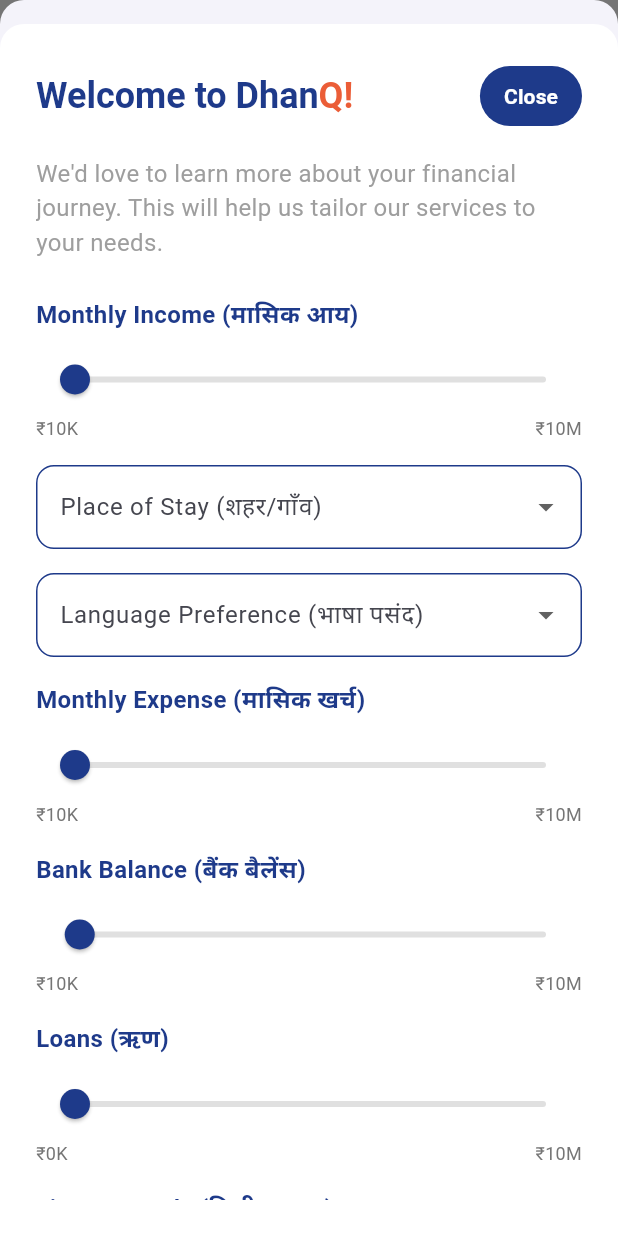
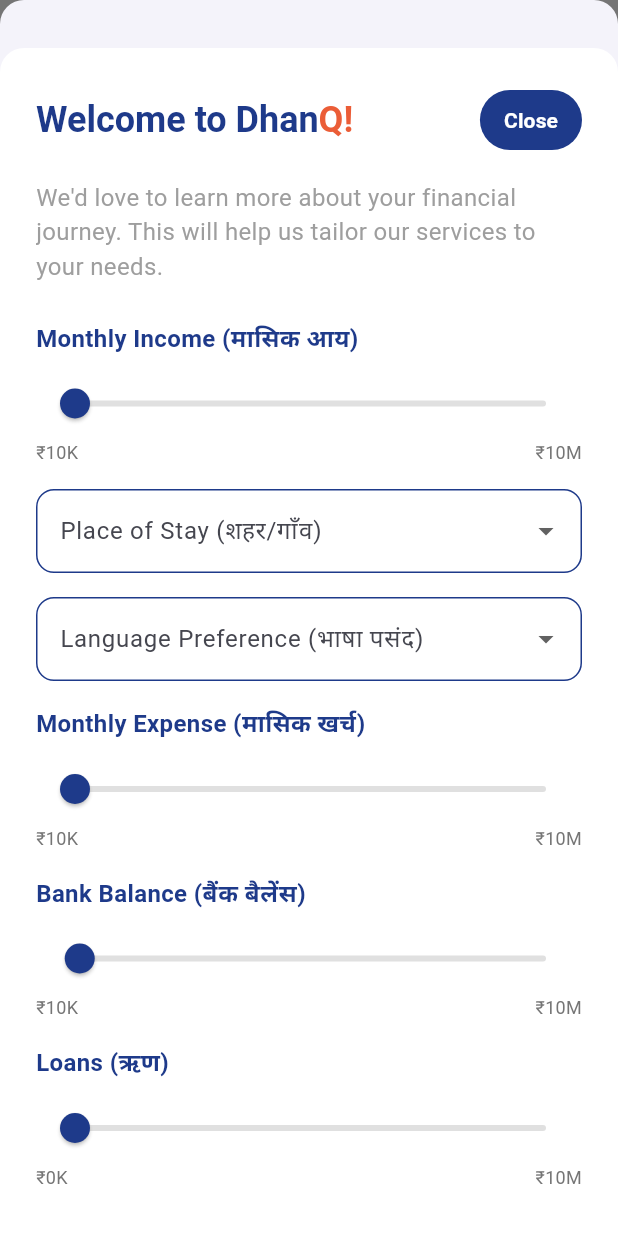
Before and after one commit to lakshmanachimata/dhanq_app, a Flutter app: the HomeScreen screen opened directly, after a tap on "Onboard", on a phone screen of 412 x 824 dp. Run offline on Flutter 3.47's test engine with Material 3 defaults, Android fonts, the phone set to English and light mode, and no system bars; our stand-ins replace shared_preferences; accounts and stored records are empty.

Commit message:
added screens

```diff
--- a/lib/views/home_screen.dart
+++ b/lib/views/home_screen.dart
@@ -788,7 +788,7 @@ class _HomeScreenState extends State<HomeScreen> {
           builder: (context, setState) {
             return Container(
               height: MediaQuery.of(context).size.height,
-              margin: const EdgeInsets.only(top: 16),
+              margin: const EdgeInsets.only(top: 32),
               decoration: const BoxDecoration(
                 color: Colors.white,
                 borderRadius: BorderRadius.vertical(top: Radius.circular(16)),
```
